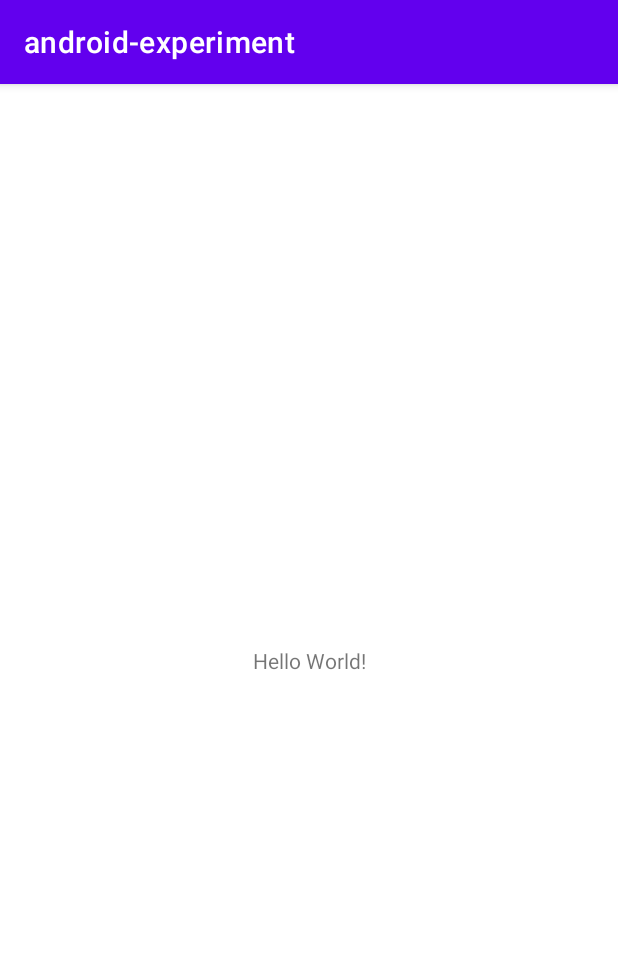
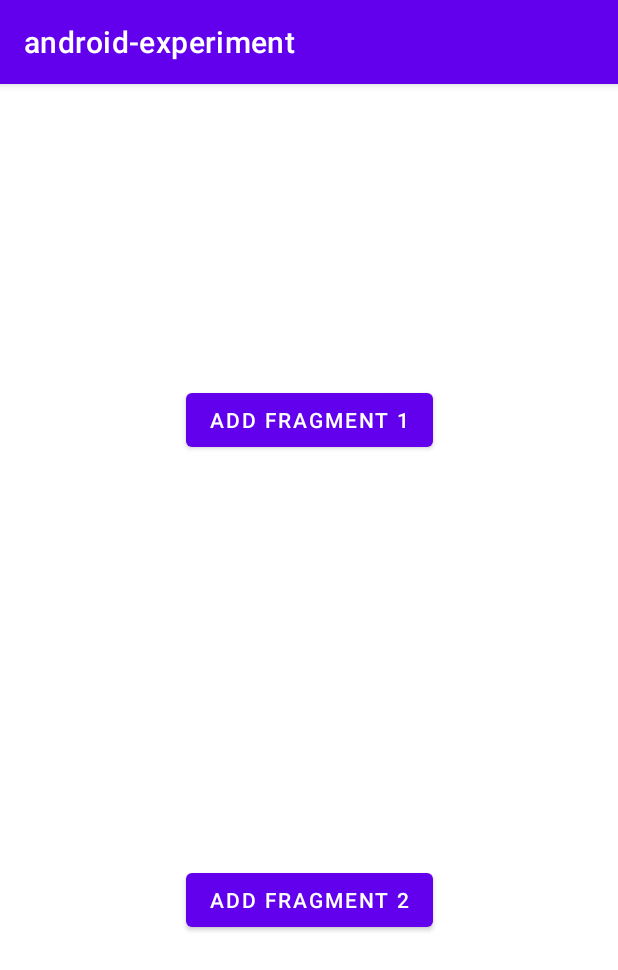
Before and after one commit to kldaji/android-experiment, an Android app: the screen it shows after launch (MainActivity), on a phone screen of 412 x 824 dp. Shown: the top 970 px of the screen. Run offline under Robolectric (Android 15) with nearby library versions, the phone set to English and light mode, and no system bars.

Commit message:
#2 layout: 프래그먼트 레이아웃 구현

```diff
--- a/app/src/main/res/layout/activity_main.xml
+++ b/app/src/main/res/layout/activity_main.xml
@@ -6,13 +6,38 @@
     android:layout_height="match_parent"
     tools:context=".MainActivity">
 
-    <TextView
+    <androidx.fragment.app.FragmentContainerView
+        android:id="@+id/fc_main_1"
+        android:layout_width="200dp"
+        android:layout_height="200dp"
+        app:layout_constraintEnd_toEndOf="parent"
+        app:layout_constraintStart_toStartOf="parent"
+        app:layout_constraintTop_toTopOf="parent" />
+
+    <androidx.fragment.app.FragmentContainerView
+        android:id="@+id/fc_main_2"
+        android:layout_width="200dp"
+        android:layout_height="200dp"
+        app:layout_constraintBottom_toBottomOf="parent"
+        app:layout_constraintEnd_toEndOf="parent"
+        app:layout_constraintStart_toStartOf="parent" />
+
+    <Button
+        android:id="@+id/btn_main_add_1"
         android:layout_width="wrap_content"
         android:layout_height="wrap_content"
-        android:text="Hello World!"
-        app:layout_constraintBottom_toBottomOf="parent"
-        app:layout_constraintLeft_toLeftOf="parent"
-        app:layout_constraintRight_toRightOf="parent"
-        app:layout_constraintTop_toTopOf="parent" />
+        android:text="@string/main_activity_add_fragment1"
+        app:layout_constraintEnd_toEndOf="parent"
+        app:layout_constraintStart_toStartOf="parent"
+        app:layout_constraintTop_toBottomOf="@id/fc_main_1" />
+
+    <Button
+        android:id="@+id/btn_main_add_2"
+        android:layout_width="wrap_content"
+        android:layout_height="wrap_content"
+        android:text="@string/main_activity_add_fragment2"
+        app:layout_constraintBottom_toTopOf="@id/fc_main_2"
+        app:layout_constraintEnd_toEndOf="parent"
+        app:layout_constraintStart_toStartOf="parent" />
 
 </androidx.constraintlayout.widget.ConstraintLayout>
--- /dev/null
+++ b/app/src/main/res/layout/fragment_one.xml
@@ -0,0 +1,7 @@
+<?xml version="1.0" encoding="utf-8"?>
+<androidx.constraintlayout.widget.ConstraintLayout xmlns:android="http://schemas.android.com/apk/res/android"
+    android:layout_width="match_parent"
+    android:layout_height="match_parent"
+    android:background="@color/purple_200">
+
+</androidx.constraintlayout.widget.ConstraintLayout>
--- /dev/null
+++ b/app/src/main/res/layout/fragment_two.xml
@@ -0,0 +1,7 @@
+<?xml version="1.0" encoding="utf-8"?>
+<androidx.constraintlayout.widget.ConstraintLayout xmlns:android="http://schemas.android.com/apk/res/android"
+    android:layout_width="match_parent"
+    android:layout_height="match_parent"
+    android:background="@color/purple_700">
+
+</androidx.constraintlayout.widget.ConstraintLayout>
--- a/app/src/main/res/values/strings.xml
+++ b/app/src/main/res/values/strings.xml
@@ -1,3 +1,5 @@
 <resources>
     <string name="app_name">android-experiment</string>
+    <string name="main_activity_add_fragment1">ADD fragment 1</string>
+    <string name="main_activity_add_fragment2">ADD fragment 2</string>
 </resources>
```
